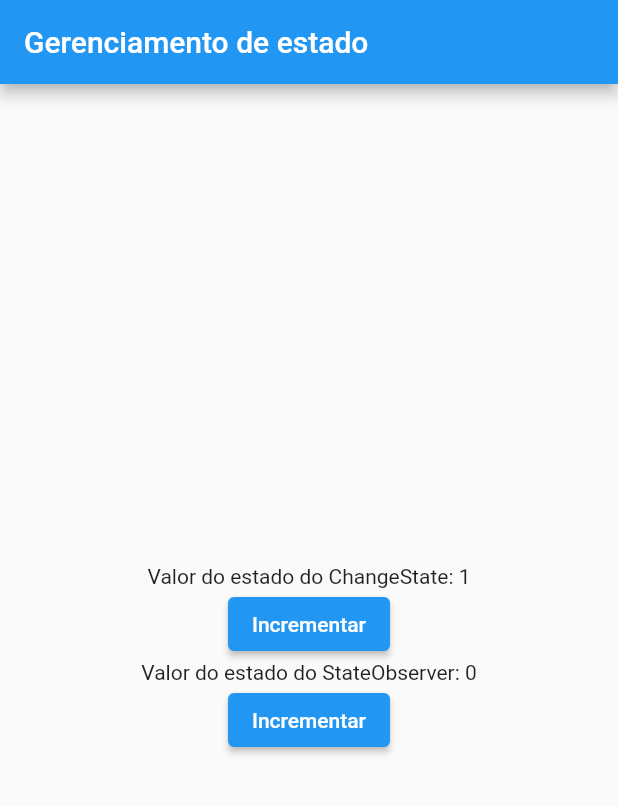
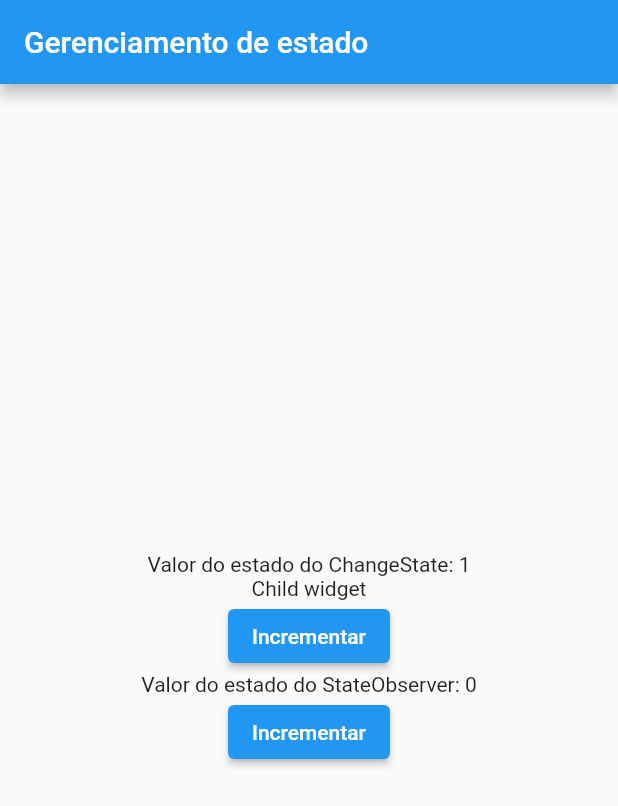
Before and after one commit to LukGaming/criando_gerenciamento_estado, a Flutter app: the screen it shows after launch, after a tap on "Incrementar", on a phone screen of 412 x 824 dp. Shown: the top 806 px of the screen. Run offline on Flutter 3.47's test engine with Material 3 defaults, Android fonts, the phone set to English and light mode, and no system bars.

Commit message:
Commit before ValueListenableBuilder

```diff
--- /dev/null
+++ b/lib/builders/observable_builder.dart
@@ -0,0 +1,41 @@
+import 'package:criando_gerenaciamento_estado/contracts/observable.dart';
+import 'package:flutter/material.dart';
+
+class ObservableBuilder extends StatefulWidget {
+  final Observable observable;
+  final Widget? child;
+  final Widget Function(BuildContext context, Widget? child) builder;
+
+  const ObservableBuilder({
+    super.key,
+    required this.observable,
+    required this.builder,
+    this.child,
+  });
+
+  @override
+  State<ObservableBuilder> createState() => _ObservableBuilderState();
+}
+
+class _ObservableBuilderState extends State<ObservableBuilder> {
+  @override
+  void initState() {
+    widget.observable.addListener(rebuild);
+    super.initState();
+  }
+
+  void rebuild() {
+    setState(() {});
+  }
+
+  @override
+  Widget build(BuildContext context) {
+    return widget.builder(context, widget.child);
+  }
+
+  @override
+  void dispose() {
+    widget.observable.removeListener(rebuild);
+    super.dispose();
+  }
+}
--- a/lib/main.dart
+++ b/lib/main.dart
@@ -1,3 +1,4 @@
+import 'package:criando_gerenaciamento_estado/builders/observable_builder.dart';
 import 'package:criando_gerenaciamento_estado/classes/counter_state.dart';
 import 'package:criando_gerenaciamento_estado/controllers/state_observable.dart';
 import 'package:flutter/material.dart';
@@ -32,7 +33,6 @@
 
   @override
   void initState() {
-    counterState.addListener(callback);
     observableCounter.addListener(callback);
 
     super.initState();
@@ -52,7 +52,19 @@
         child: Column(
           mainAxisAlignment: MainAxisAlignment.center,
           children: [
-            Text("Valor do estado do ChangeState: ${counterState.counter}"),
+            ObservableBuilder(
+              observable: counterState,
+              child: const Text("Child widget"),
+              builder: (context, child) {
+                return Column(
+                  children: [
+                    Text(
+                        "Valor do estado do ChangeState: ${counterState.counter}"),
+                    child!,
+                  ],
+                );
+              },
+            ),
             ElevatedButton(
               onPressed: () {
                 counterState.increment();
@@ -75,7 +87,6 @@
 
   @override
   void dispose() {
-    counterState.removeListener(callback);
     observableCounter.removeListener(callback);
     super.dispose();
   }
```
